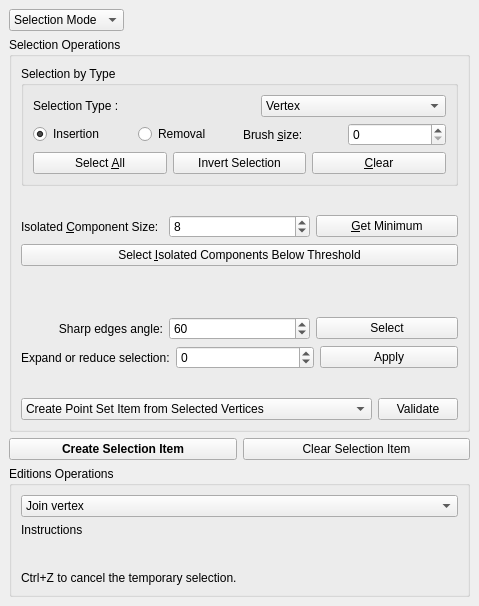
Old version of the form Polyhedron/demo/Polyhedron/Plugins/PMP/Selection_widget.ui in the repository CGAL/cgal.
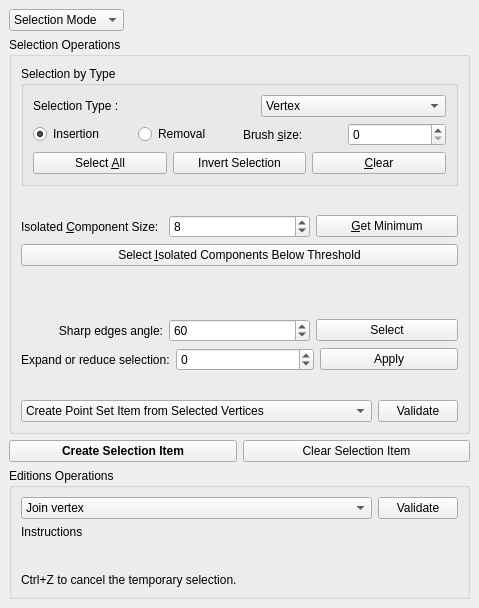
New version of the form.

Commit message: Addition of a tool to move a vertex in the edition_mode.

```diff
--- a/Polyhedron/demo/Polyhedron/Plugins/PMP/Selection_widget.ui
+++ b/Polyhedron/demo/Polyhedron/Plugins/PMP/Selection_widget.ui
@@ -7,7 +7,7 @@
     <x>0</x>
     <y>0</y>
     <width>479</width>
-    <height>606</height>
+    <height>608</height>
    </rect>
   </property>
   <property name="windowTitle">
@@ -435,6 +435,8 @@
        <item>
         <layout class="QVBoxLayout" name="verticalLayout_9" stretch="0,1,0">
          <item>
+          <layout class="QHBoxLayout" name="horizontalLayout_11" stretch="1,0">
+           <item>
           <widget class="QComboBox" name="editionBox">
            <item>
             <property name="text">
@@ -491,7 +493,21 @@
              <string>Add face to border (Advanced)</string>
             </property>
            </item>
-          </widget>
+             <item>
+              <property name="text">
+               <string>Move point</string>
+              </property>
+             </item>
+            </widget>
+           </item>
+           <item>
+            <widget class="QPushButton" name="validateMoveButton">
+             <property name="text">
+              <string>Validate</string>
+             </property>
+            </widget>
+           </item>
+          </layout>
          </item>
          <item>
           <widget class="QLabel" name="instructionsLabel">
```
Lines whose indentation alone changed are shown as unchanged. The commit also changes 3 other files.
